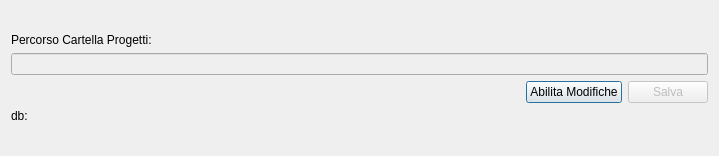
tarateo78/Praticometro, file cartellaprogetti.ui: the form before one commit.
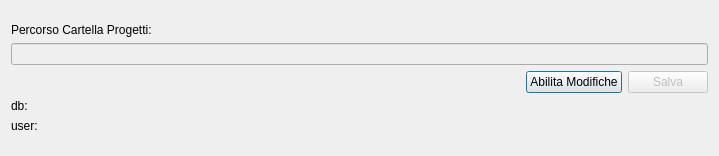
The form after the commit.

Commit message: utente windows e aggiunte nFile e nFileEffettivi

The edit to the form file:
```diff
--- a/cartellaprogetti.ui
+++ b/cartellaprogetti.ui
@@ -84,6 +84,13 @@
        </property>
       </widget>
      </item>
+     <item>
+      <widget class="QLabel" name="label_3">
+       <property name="text">
+        <string>user:</string>
+       </property>
+      </widget>
+     </item>
      <item>
       <spacer name="verticalSpacer_2">
        <property name="orientation">
```
The commit also changes 5 other files.
